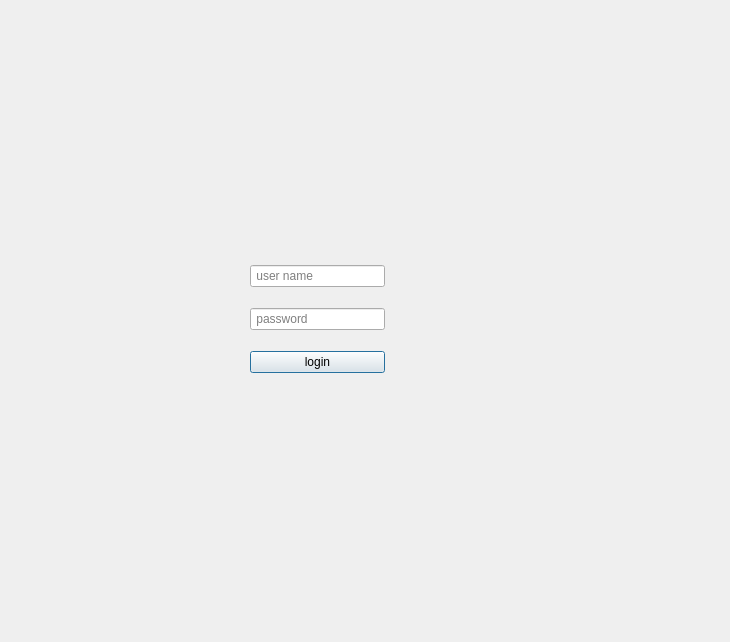
The window that code/login1.ui (SAliAkhiM/AP-Project-Daligram) describes before a commit, drawn with Qt 5.
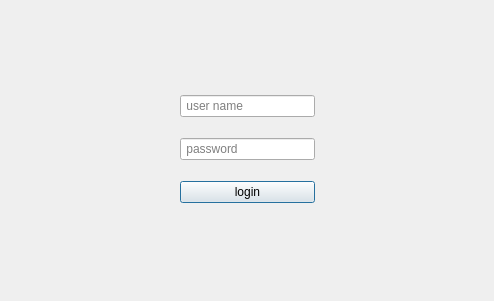
The same window after the commit.

Diff of the .ui file:
```diff
--- a/code/login1.ui
+++ b/code/login1.ui
@@ -6,8 +6,8 @@
    <rect>
     <x>0</x>
     <y>0</y>
-    <width>730</width>
-    <height>642</height>
+    <width>494</width>
+    <height>301</height>
    </rect>
   </property>
   <property name="windowTitle">
@@ -16,8 +16,8 @@
   <widget class="QWidget" name="">
    <property name="geometry">
     <rect>
-     <x>250</x>
-     <y>250</y>
+     <x>180</x>
+     <y>80</y>
      <width>135</width>
      <height>141</height>
     </rect>
```
